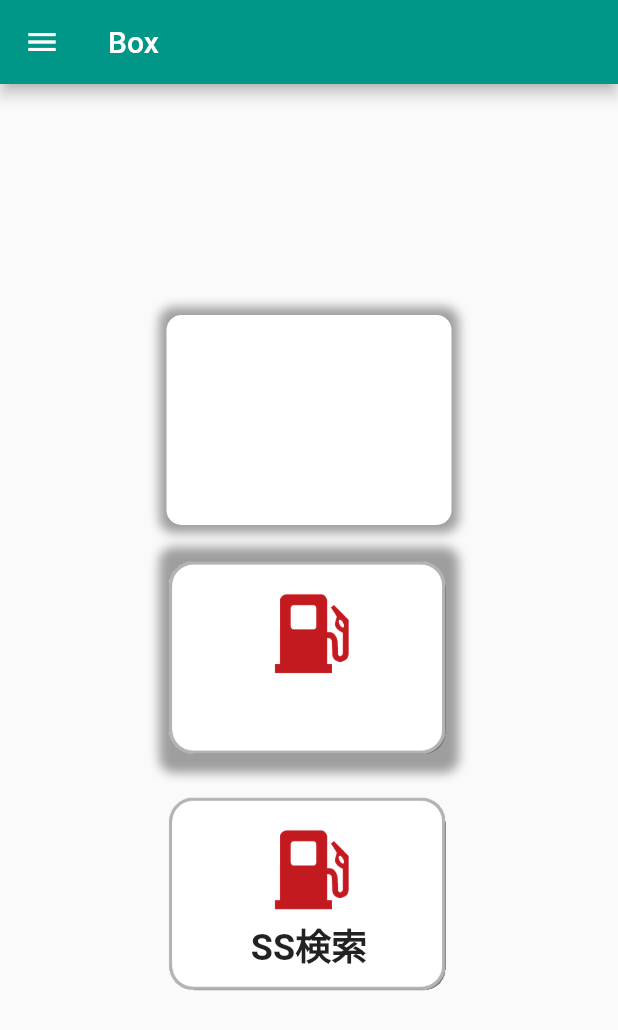
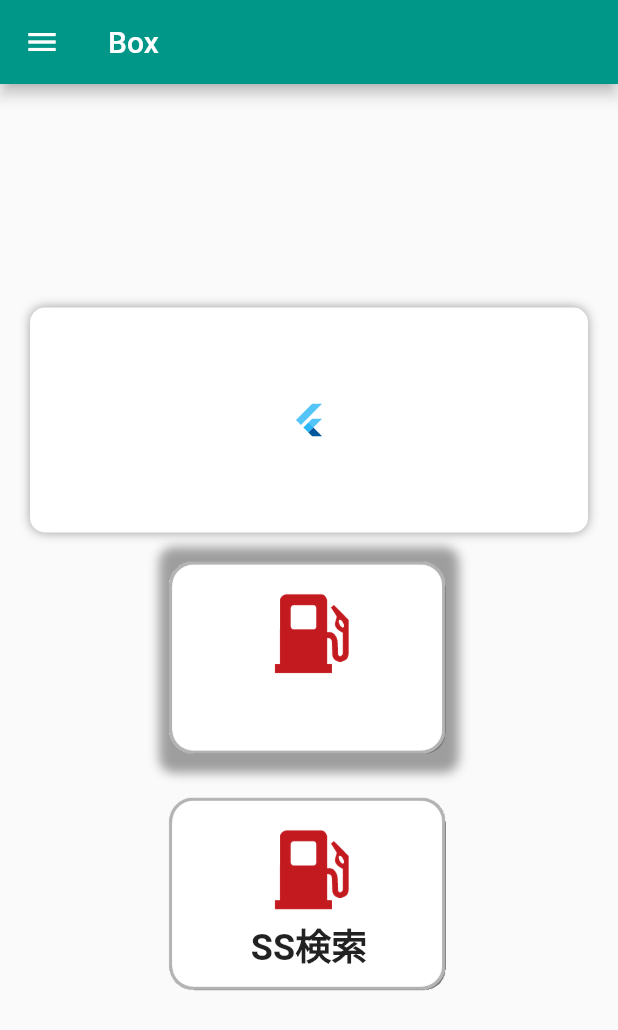
Before and after one commit to baiman240z/flutter-ui, a Flutter app: the BoxSample screen opened by its route, on a phone screen of 412 x 824 dp. Shown: the top 1030 px of the screen. Run offline on Flutter 3.47's test engine with Material 2 defaults, Android fonts, the phone set to English and light mode, and no system bars.

Commit message:
box layout

```diff
--- a/lib/box.dart
+++ b/lib/box.dart
@@ -14,11 +14,13 @@ class BoxSampleState extends State<BoxSample> {
         title: Text('Box'),
       ),
       body: Center(
+        child: Padding(
+          padding: const EdgeInsets.symmetric(horizontal: 20.0),
           child: Column(
             mainAxisAlignment: MainAxisAlignment.center,
             children: [
               Container(
-              width: 200,
+                // width: 200,
                 height: 150,
                 decoration: BoxDecoration(
                   borderRadius: BorderRadius.circular(10.0),
@@ -27,14 +29,11 @@ class BoxSampleState extends State<BoxSample> {
                       blurRadius: 5,
                       color: Colors.grey,
                     ),
-                  ]
+                  ],
+                  color: Colors.white,
                 ),
-              padding: EdgeInsets.all(5.0),
-              child: Container(
-                decoration: BoxDecoration(
-                  color: Colors.white,
-                  borderRadius: BorderRadius.circular(10.0),
-                ),
+                child: Center(
+                  child: FlutterLogo(),
                 ),
               ),
               SizedBox(height: 10,),
@@ -77,6 +76,7 @@ class BoxSampleState extends State<BoxSample> {
             ],
           ),
         ),
+      ),
       drawer: Util.drawer(context),
     );
   }
```
Also changed, not shown: lib/grid.dart (+10 -2 lines). Lines whose indentation alone changed are shown as unchanged.
